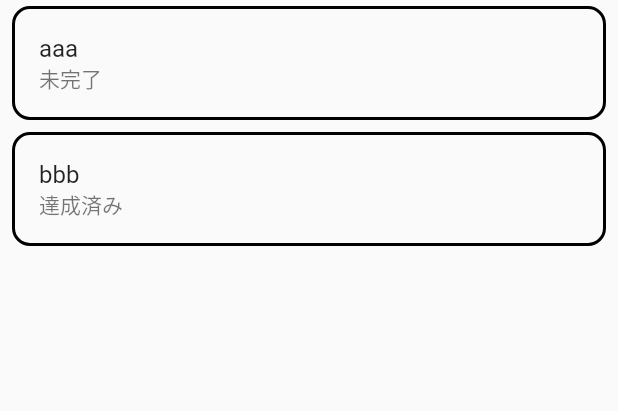
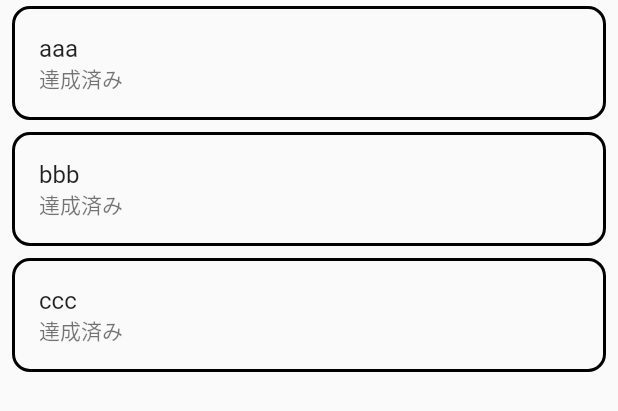
Before and after one commit to thoth000/tomorrow_plan, a Flutter app: the EventList widget shown alone on an empty page, opened directly, after a tap on "aaa", on a phone screen of 412 x 824 dp. Shown: the top 411 px of the screen. Run offline on Flutter 3.47's test engine with Material 2 defaults, Android fonts, the phone set to English and light mode, and no system bars; our stand-ins replace table_calendar.

Commit message:
code smarter

```diff
--- a/lib/ui/pages/record/record_calendar.dart
+++ b/lib/ui/pages/record/record_calendar.dart
@@ -35,10 +35,10 @@
               events: events,
               builders: CalendarBuilders(
                 markersBuilder: (context, date, _, holidays) {
-                  bool isMark=false;
-                  for(Map event in events[date]){
-                    if(!event['isFinish']){
-                      isMark=true;
+                  bool isMark = false;
+                  for (Map event in events[date]) {
+                    if (!event['isFinish']) {
+                      isMark = true;
                       break;
                     }
                   }
@@ -82,12 +82,15 @@
     Map<DateTime, List<Map<String, dynamic>>> events = controller.events;
     if (events[selectedDate] == null) {
       print('null');
-      return Container();
+      return Center(
+        child:Text('記録なし'),
+      );
     }
-    return ListView(
-      children: events[selectedDate]
-          .map(
-            (event) => Container(
+    return ListView.builder(
+      itemCount: events[selectedDate].length,
+      itemBuilder: (context, index) {
+        final event = events[selectedDate][index];
+        return Container(
           decoration: BoxDecoration(
             border: Border.all(width: 2),
             borderRadius: BorderRadius.circular(12.0),
@@ -101,11 +104,16 @@
               event['title'],
             ),
             subtitle: Text(event['isFinish'] ? "達成済み" : "未完了"),
-                onTap: () => print('${event['title']} tapped!'),
+            onTap: () {
+              if (!event['isFinish']) {
+                controller.finish(index);
+              } else {
+                controller.unfinish(index);
+              }
+            },
           ),
-            ),
-          )
-          .toList(),
+        );
+      },
     );
   }
 }
```
Also changed, not shown: lib/controller/record_controller.dart (+3 -6 lines). Lines whose indentation alone changed are shown as unchanged.
